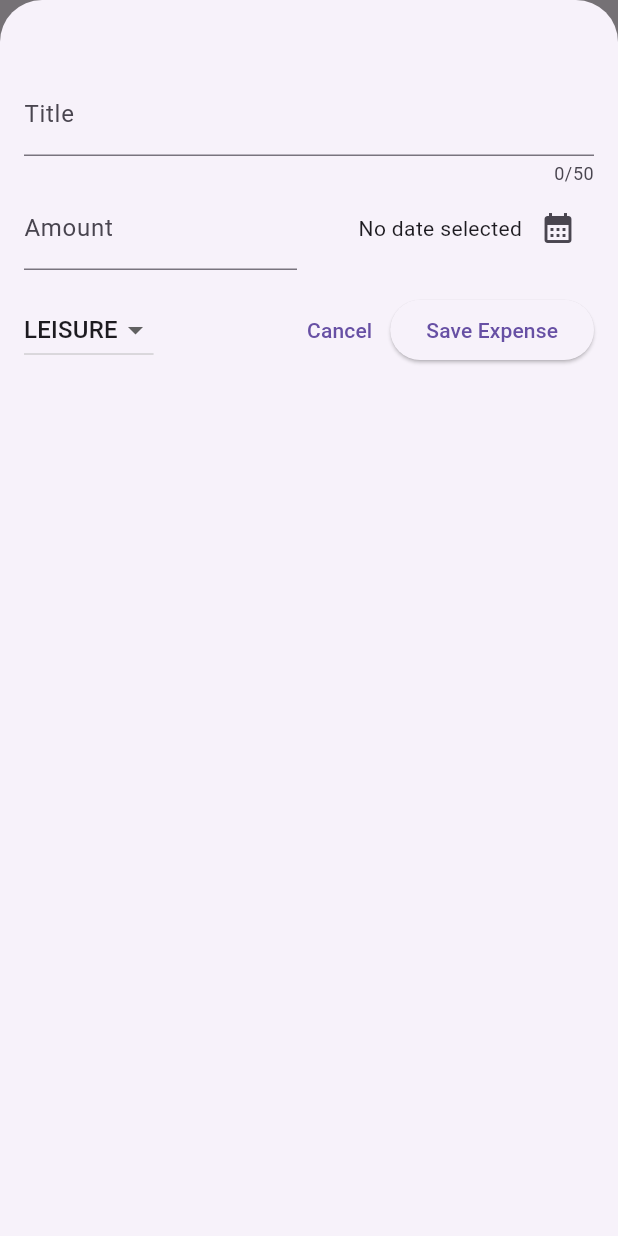
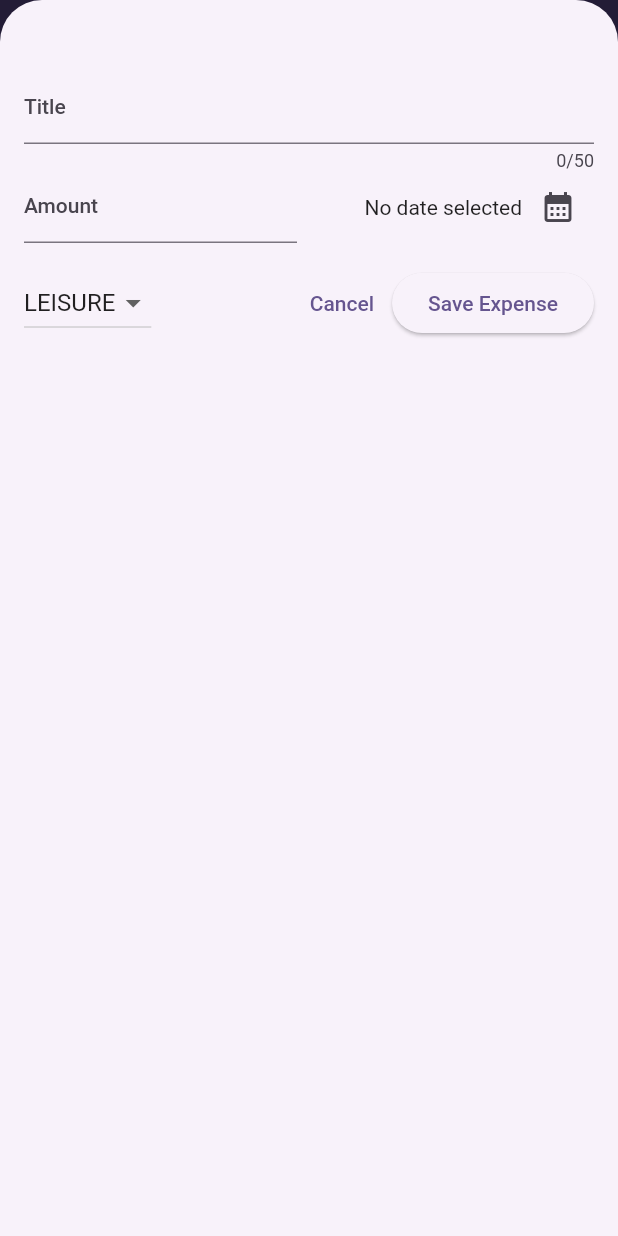
Before and after one commit to AnJasid/my_expense_tracker, a Flutter app: the screen it shows after launch, after a tap on the "add" icon, on a phone screen of 412 x 824 dp. Run offline on Flutter 3.47's test engine with Material 2 defaults, Android fonts, the light colour scheme and no system bars.

Commit message:
Added theming on the app

```diff
--- a/lib/main.dart
+++ b/lib/main.dart
@@ -1,10 +1,21 @@
 import 'package:flutter/material.dart';
 import 'package:my_expense_tracker/widgets/expenses.dart';
+
+var kColorScheme = ColorScheme.fromSeed(
+  seedColor: const Color.fromARGB(255, 96, 59, 181),
+);
 
 void main() {
   runApp(
     MaterialApp(
-      theme: ThemeData(useMaterial3: true),
+      theme: ThemeData().copyWith(
+        useMaterial3: true,
+        colorScheme: kColorScheme,
+        appBarTheme: const AppBarTheme().copyWith(
+          backgroundColor: kColorScheme.onPrimaryContainer,
+          foregroundColor: kColorScheme.primaryContainer,
+        ),
+      ),
       home: const Expenses(),
     ),
   );
--- a/lib/widgets/expenses_list/expense_item.dart
+++ b/lib/widgets/expenses_list/expense_item.dart
@@ -35,7 +35,8 @@
               ],
             )
           ],
-          )),
+        ),
+      ),
     );
   }
 }
```
Lines whose indentation alone changed are shown as unchanged.
